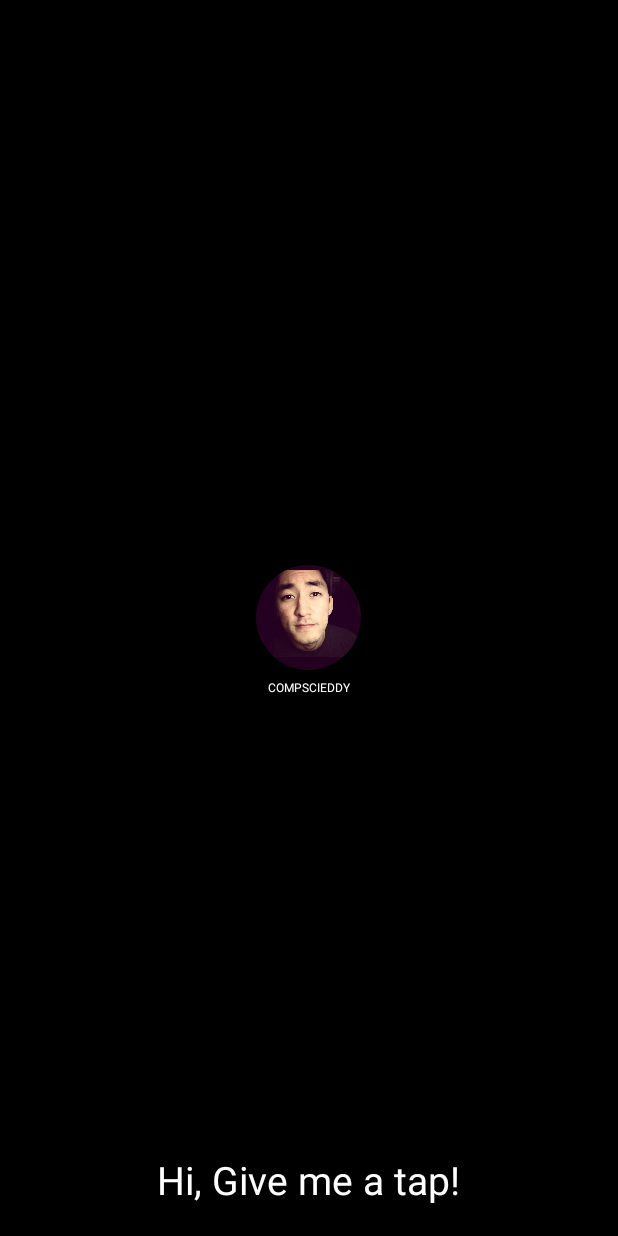
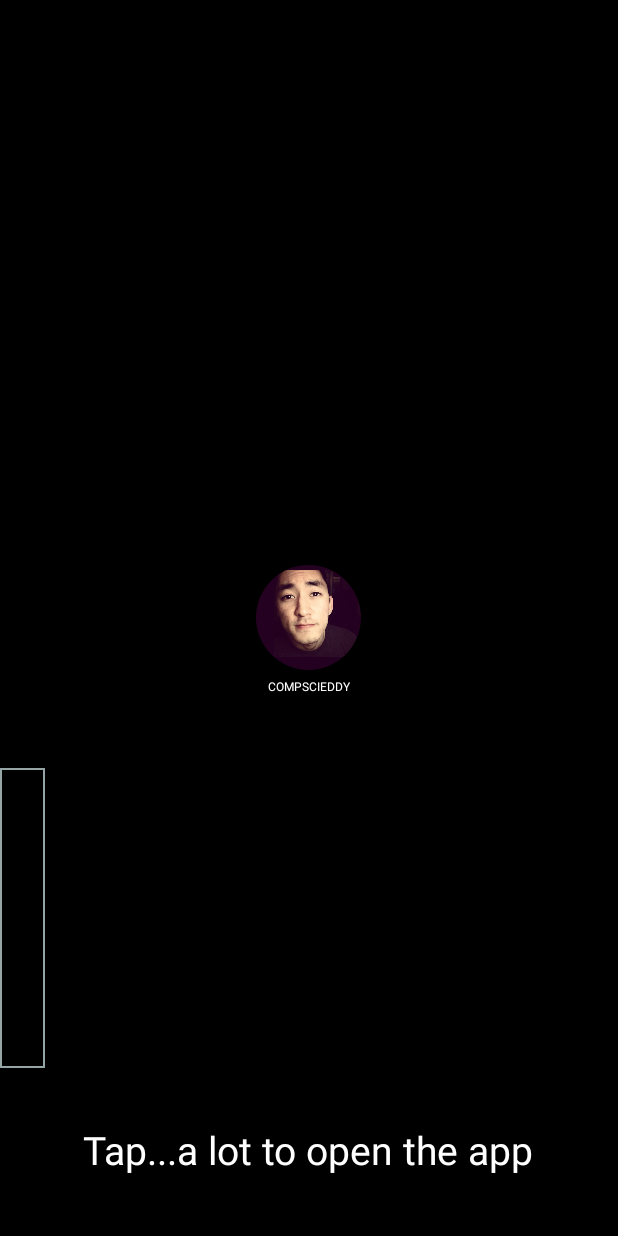
Before and after one commit to eddieberklee/android-compscieddy, an Android app: the screen it shows after launch (SplashActivity), on a phone screen of 412 x 824 dp. Run offline under Robolectric (Android 15) with nearby library versions, the phone set to English and light mode, and no system bars; our stand-ins replace ButterKnife; plain views replace CircularImageView.

Commit message:
AnimatedRings works perfectly - some of the click progress bar work got spilled over into this commit sorry

```diff
--- /dev/null
+++ b/app/src/main/java/com/compscieddy/compscieddy/AnimatedRings.java
@@ -0,0 +1,120 @@
+package com.compscieddy.compscieddy;
+
+import android.content.Context;
+import android.content.res.TypedArray;
+import android.graphics.Canvas;
+import android.graphics.Paint;
+import android.os.Handler;
+import android.util.AttributeSet;
+import android.view.View;
+
+import java.util.HashSet;
+import java.util.Set;
+
+/**
+ * Created by elee on 12/11/15.
+ */
+public class AnimatedRings extends View {
+
+  private static final String TAG = AnimatedRings.class.getSimpleName();
+  private static final int RADIUS_INCREMENT = 6;
+  private Context mContext;
+  private Handler mHandler;
+  private Runnable mRunnable;
+  private Paint mPaint;
+  private boolean mSingleRun; // whether or not to loop animation
+  private boolean mAutoRun; // start animation on initialization?
+  private int mRingStrokeWidth;
+  private Set<Ring> mRings = new HashSet<>();
+
+  public AnimatedRings(Context context, AttributeSet attrs) {
+    super(context, attrs);
+    mContext = context;
+
+    TypedArray a = context.getTheme().obtainStyledAttributes(attrs, R.styleable.AnimatedRings, 0, 0);
+    try {
+      mSingleRun = a.getBoolean(R.styleable.AnimatedRings_singleRun, false);
+      mAutoRun = a.getBoolean(R.styleable.AnimatedRings_autoRun, false);
+      mRingStrokeWidth = a.getInt(R.styleable.AnimatedRings_ringStrokeWidth, 2);
+      // TODO: add attribute for stroke width
+    } finally {
+      a.recycle();
+    }
+
+    mPaint = new Paint(Paint.ANTI_ALIAS_FLAG);
+    mPaint.setStyle(Paint.Style.STROKE);
+    mPaint.setStrokeWidth(mRingStrokeWidth);
+
+    mHandler = new Handler();
+    mRunnable = new Runnable() {
+      @Override
+      public void run() {
+        invalidate();
+        mHandler.postDelayed(mRunnable, 30);
+      }
+    };
+
+    if (mAutoRun) {
+      startAnimation();
+    }
+  }
+
+  /** Calling this programmatically is most useful when "singleRun" is also switched on.
+   * Then hook up a click listener or something like that. */
+  public void startAnimation() {
+    mRings.add(new Ring(60));
+    mHandler.post(mRunnable);
+  }
+
+  private void stopAnimation() {
+    mHandler.removeCallbacks(mRunnable);
+  }
+
+  @Override
+  protected void onDraw(Canvas canvas) {
+    super.onDraw(canvas);
+
+    if (mRings.size() == 0) {
+      stopAnimation();
+    }
+
+    Object[] ringsList = mRings.toArray(); // to protect against ConcurrentModificationException
+    for (Object o : ringsList) {
+      Ring r = (Ring) o;
+      mPaint.setColor(r.color);
+
+      int maxRingRadius = getWidth() / 2; // todo: do things break if I do getWidth() in class instantialization? yes it should, so then move to init?
+
+      if (r.ringRadius + RADIUS_INCREMENT > maxRingRadius) {
+        r.ringRadius = 0;
+        if (mSingleRun) mRings.remove(r);
+      } else {
+        r.ringRadius += RADIUS_INCREMENT;
+      }
+
+      float progressPercentage = (float) r.ringRadius / maxRingRadius;
+
+      mPaint.setAlpha(255 - Math.round((float) r.ringRadius / maxRingRadius * 255));
+
+      canvas.drawCircle(maxRingRadius, getHeight() / 2, r.ringRadius, mPaint);
+    }
+
+  }
+
+
+
+  private class Ring {
+    public int ringRadius = 0;
+    public int color = mContext.getResources().getColor(android.R.color.white);
+    public Ring() {
+    }
+    public Ring(int ringRadius) {
+      this.ringRadius = ringRadius;
+    }
+    public Ring(int ringRadius, int color) {
+      this(ringRadius);
+      this.color = color;
+    }
+  }
+
+}
--- /dev/null
+++ b/app/src/main/java/com/compscieddy/compscieddy/ClickMeter.java
@@ -0,0 +1,55 @@
+package com.compscieddy.compscieddy;
+
+import android.content.Context;
+import android.graphics.Canvas;
+import android.graphics.Paint;
+import android.os.Handler;
+import android.util.AttributeSet;
+import android.view.View;
+
+/**
+ * Created by elee on 12/11/15.
+ */
+public class ClickMeter extends View {
+
+  private Context mContext;
+  private Handler mHandler;
+  private Runnable mRunnable;
+  private Paint mPaint;
+  private int mProgress; // max is getHeight()
+
+  public ClickMeter(Context context, AttributeSet attrs) {
+    super(context, attrs);
+    mContext = context;
+
+    mHandler = new Handler();
+    mRunnable = new Runnable() {
+      @Override
+      public void run() {
+        invalidate();
+        mHandler.postDelayed(mRunnable, 30);
+      }
+    };
+    startAnimation();
+
+    mPaint = new Paint();
+    mPaint.setColor(mContext.getResources().getColor(R.color.flatui_red_1));
+
+  }
+
+  public void startAnimation() {
+    mHandler.post(mRunnable);
+  }
+
+  @Override
+  protected void onDraw(Canvas canvas) {
+    super.onDraw(canvas);
+    mPaint.setStyle(Paint.Style.STROKE);
+    mPaint.setStrokeWidth(4);
+    mPaint.setColor(mContext.getResources().getColor(R.color.flatui_grey_1));
+    canvas.drawRect(0, 0, getWidth(), getHeight(), mPaint);
+    mPaint.setColor(mContext.getResources().getColor(R.color.flatui_red_1));
+    mPaint.setStyle(Paint.Style.FILL);
+    canvas.drawRect(0, getHeight() - mProgress, getWidth(), getHeight(), mPaint); // height - progress to keep the progress at 0 for minimum (easier to conceptually internalize)
+  }
+}
--- a/app/src/main/java/com/compscieddy/compscieddy/SplashActivity.java
+++ b/app/src/main/java/com/compscieddy/compscieddy/SplashActivity.java
@@ -2,6 +2,7 @@ package com.compscieddy.compscieddy;
 
 import android.os.Bundle;
 import android.support.v7.app.AppCompatActivity;
+import android.view.View;
 import android.view.animation.OvershootInterpolator;
 import android.widget.ImageView;
 import android.widget.TextView;
@@ -14,12 +15,20 @@ public class SplashActivity extends AppCompatActivity {
   @Bind(R.id.eddie_face) ImageView mEddieFace;
   @Bind(R.id.eddie_title) TextView mEddieTitle;
   @Bind(R.id.greeting_message) TextView mGreetingMessage;
+  @Bind(R.id.animated_rings) AnimatedRings mAnimatedRings;
 
   @Override
   protected void onCreate(Bundle savedInstanceState) {
     super.onCreate(savedInstanceState);
     setContentView(R.layout.activity_splash);
     ButterKnife.bind(this);
+
+    mEddieFace.setOnClickListener(new View.OnClickListener() {
+      @Override
+      public void onClick(View v) {
+        mAnimatedRings.startAnimation();
+      }
+    });
   }
 
   @Override
--- a/app/src/main/res/layout/activity_splash.xml
+++ b/app/src/main/res/layout/activity_splash.xml
@@ -8,6 +8,18 @@
     android:background="@android:color/black"
     tools:context=".SplashActivity">
 
+    <!-- Ya ya I know I don't like the layout nesting either -->
+    <RelativeLayout
+        android:id="@+id/eddie_face_container"
+        android:layout_width="200dp"
+        android:layout_height="200dp"
+        android:layout_centerInParent="true">
+        <com.compscieddy.compscieddy.AnimatedRings
+            android:id="@+id/animated_rings"
+            android:layout_centerInParent="true"
+            android:layout_width="match_parent"
+            android:layout_height="match_parent"
+            app:singleRun="true"/>
         <com.mikhaellopez.circularimageview.CircularImageView
             android:id="@+id/eddie_face"
             android:src="@drawable/eddie_face_3"
@@ -15,7 +27,6 @@
             android:layout_height="70dp"
             android:layout_centerInParent="true"
             app:border_width="2dp"/>
-
         <TextView
             android:id="@+id/eddie_title"
             android:layout_width="wrap_content"
@@ -24,11 +35,17 @@
             android:textAllCaps="true"
             android:alpha="0"
             android:translationY="20dp"
-        android:layout_marginTop="6dp"
+            android:layout_marginTop="5dp"
             android:textSize="8sp"
             android:textColor="@android:color/white"
             android:layout_below="@+id/eddie_face"
             android:layout_centerHorizontal="true"/>
+    </RelativeLayout>
+
+    <com.compscieddy.compscieddy.ClickMeter
+        android:layout_width="30dp"
+        android:layout_height="200dp"
+        android:layout_below="@+id/eddie_face_container"/>
 
     <TextView
         android:id="@+id/greeting_message"
@@ -38,8 +55,11 @@
         android:textColor="@android:color/white"
         android:alpha="0"
         android:layout_alignParentBottom="true"
-        android:layout_marginBottom="20dp"
+        android:layout_marginBottom="40dp"
         android:layout_centerHorizontal="true"
-        android:text="Hi, Give me a tap!"/>
+        android:gravity="center_horizontal"
+        android:paddingLeft="10dp"
+        android:paddingRight="10dp"
+        android:text="Tap...a lot to open the app"/>
 
 </RelativeLayout>
--- /dev/null
+++ b/app/src/main/res/values/attrs.xml
@@ -0,0 +1,8 @@
+<?xml version="1.0" encoding="utf-8"?>
+<resources>
+    <declare-styleable name="AnimatedRings">
+        <attr name="singleRun" format="boolean"/>
+        <attr name="autoRun" format="boolean"/>
+        <attr name="ringStrokeWidth" format="integer"/>
+    </declare-styleable>
+</resources>
```
Lines whose indentation alone changed are shown as unchanged.
